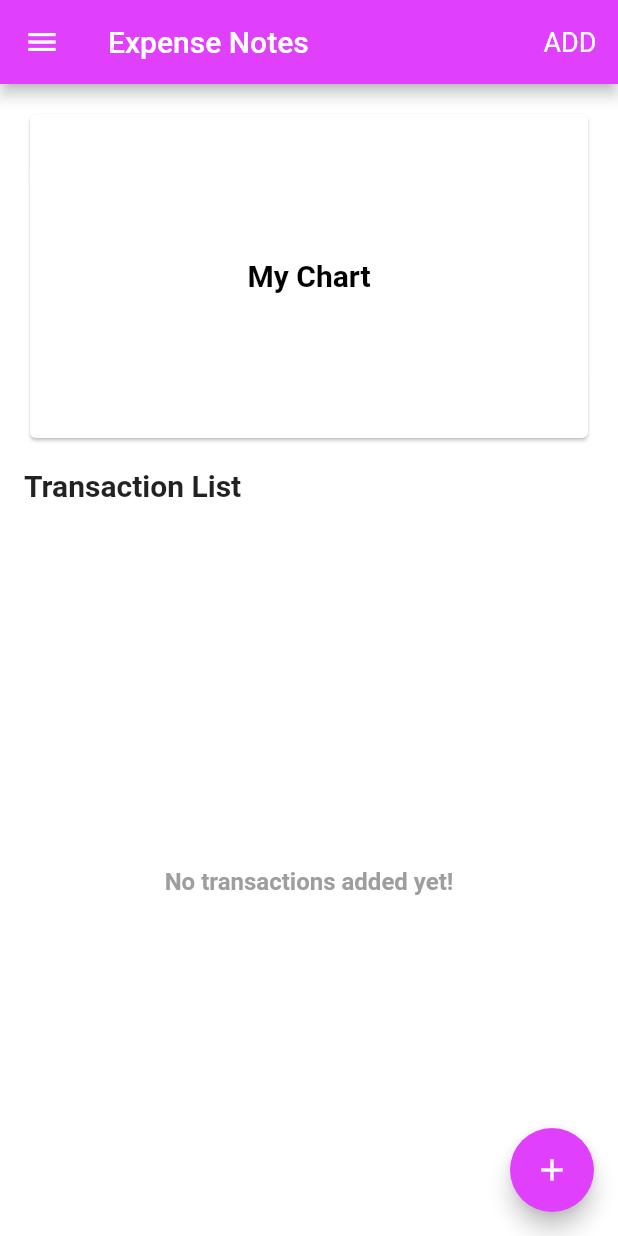
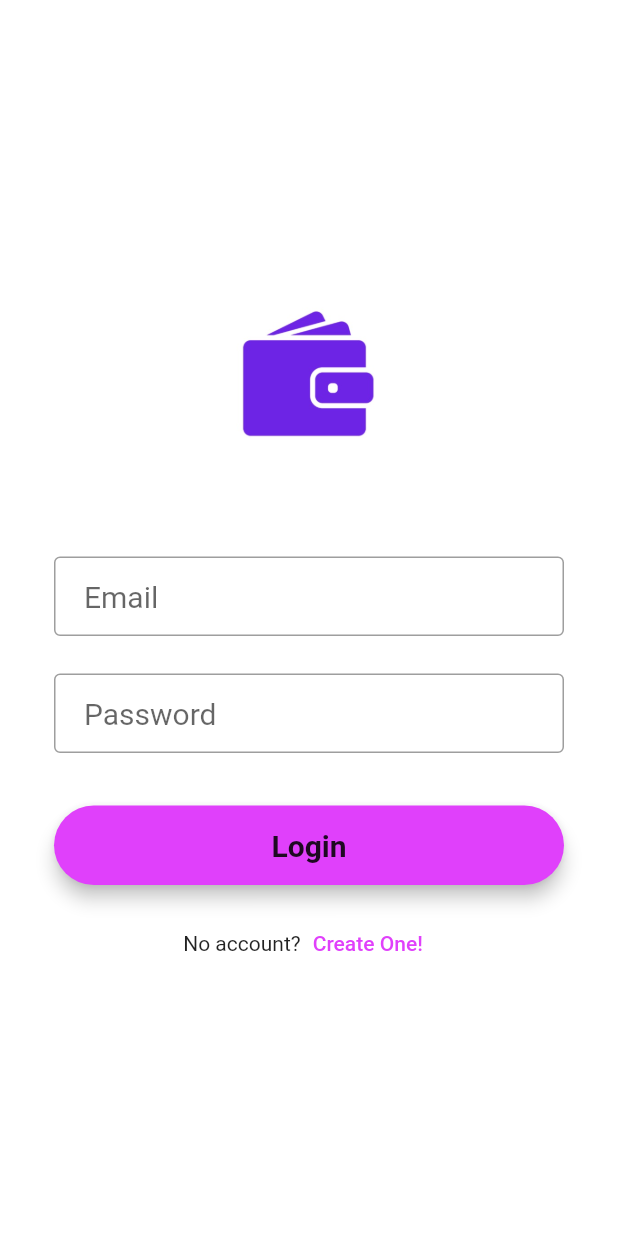
Before and after one commit to nhatduynguyenbbv/expense_notes, a Flutter app: the screen it shows after launch, on a phone screen of 412 x 824 dp. Run offline on Flutter 3.47's test engine with Material 2 defaults, Android fonts, the phone set to English and light mode, and no system bars; our stand-ins replace firebase_auth, firebase_core, firebase_database, fl_chart, shared_preferences; accounts and stored records are empty.

Commit message:
New: sign in sign up

```diff
--- a/lib/src/app.dart
+++ b/lib/src/app.dart
@@ -1,5 +1,8 @@
 import 'package:expense_notes/src/models/app_model.dart';
 import 'package:expense_notes/src/models/app_theme_data.dart';
+import 'package:expense_notes/src/screens/sign_in.dart';
+import 'package:expense_notes/src/screens/sign_up.dart';
+import 'package:expense_notes/src/services/auth_service.dart';
 import 'package:flutter/material.dart';
 import 'package:provider/provider.dart';
 
@@ -16,11 +19,17 @@ class MyApp extends StatelessWidget {
   Widget build(BuildContext context) {
     return MultiProvider(
       providers: [
-        ChangeNotifierProvider(create: (context) => TransactionModel()),
-        ChangeNotifierProvider(create: (context) => AppModel()),
+        ChangeNotifierProvider(
+          create: (context) => TransactionModel(),
+        ),
+        ChangeNotifierProvider(
+          create: (context) => AppModel(),
+        ),
         ChangeNotifierProvider(
           create: (context) => ThemeModel(),
-          builder: (context, c) => FutureBuilder(
+        ),
+      ],
+      builder: (context, child) => FutureBuilder(
         future: context.read<ThemeModel>().loadThemeMode(),
         builder: (context, snapshot) => Consumer<ThemeModel>(
           builder: (_, model, __) {
@@ -33,15 +42,26 @@ class MyApp extends StatelessWidget {
                 Home.routeName: (context) => const Home(),
                 Settings.routeName: (context) => const Settings(),
                 TransactionDetail.routeName: (context) =>
-                        const TransactionDetail()
+                    const TransactionDetail(),
+                SignIn.routeName: (context) => const SignIn(),
+                SignUp.routeName: (context) => const SignUp(),
               },
-                  home: const Home(),
+              home: StreamBuilder(
+                stream: AuthService().getCurrentUser(),
+                builder: (context, AsyncSnapshot snapshot) {
+                  if (snapshot.connectionState == ConnectionState.active) {
+                    return snapshot.data != null
+                        ? const Home()
+                        : const SignIn();
+                  } else {
+                    return Container(color: Colors.white);
+                  }
+                },
+              ),
             );
           },
         ),
       ),
-        ),
-      ],
     );
   }
 }
--- /dev/null
+++ b/lib/src/models/user_model.dart
@@ -0,0 +1,5 @@
+class User {
+  const User({this.email});
+
+  final String? email;
+}
--- /dev/null
+++ b/lib/src/screens/sign_in.dart
@@ -0,0 +1,169 @@
+import 'package:expense_notes/src/screens/sign_up.dart';
+import 'package:expense_notes/src/services/auth_service.dart';
+import 'package:flutter/material.dart';
+
+import 'home.dart';
+
+class SignIn extends StatefulWidget {
+  static const routeName = '/sign-in';
+
+  const SignIn({
+    Key? key,
+  }) : super(key: key);
+
+  @override
+  State<SignIn> createState() => _SignInState();
+}
+
+class _SignInState extends State<SignIn> {
+  final _formKey = GlobalKey<FormState>();
+
+  TextEditingController emailController = TextEditingController();
+  TextEditingController passwordController = TextEditingController();
+
+  String? _emailErrorMsg;
+  String? _passwordErrorMsg;
+
+  @override
+  void dispose() {
+    emailController.dispose();
+    passwordController.dispose();
+    super.dispose();
+  }
+
+  @override
+  Widget build(BuildContext context) {
+    final emailField = TextFormField(
+      style: const TextStyle(fontSize: 20.0),
+      decoration: InputDecoration(
+        contentPadding: const EdgeInsets.fromLTRB(20.0, 15.0, 20.0, 15.0),
+        hintText: "Email",
+        border: OutlineInputBorder(
+          borderRadius: BorderRadius.circular(5.0),
+        ),
+        errorText: _emailErrorMsg,
+      ),
+      controller: emailController,
+      validator: (value) => _validateRequired(value),
+    );
+
+    final passwordField = TextFormField(
+      style: const TextStyle(fontSize: 20.0),
+      decoration: InputDecoration(
+          contentPadding: const EdgeInsets.fromLTRB(20.0, 15.0, 20.0, 15.0),
+          hintText: "Password",
+          border: OutlineInputBorder(
+            borderRadius: BorderRadius.circular(5),
+          ),
+          errorText: _passwordErrorMsg),
+      controller: passwordController,
+      obscureText: true,
+      validator: (value) => _validateRequired(value),
+    );
+
+    final loginButton = Material(
+      elevation: 5.0,
+      borderRadius: BorderRadius.circular(30.0),
+      color: Theme.of(context).primaryColor,
+      child: MaterialButton(
+        minWidth: MediaQuery.of(context).size.width,
+        padding: const EdgeInsets.fromLTRB(20.0, 15.0, 20.0, 15.0),
+        onPressed: () async {
+          if (_formKey.currentState!.validate()) {
+            setState(() {
+              _emailErrorMsg = null;
+              _passwordErrorMsg = null;
+            });
+            var result = await AuthService()
+                .signIn(emailController.text, passwordController.text);
+
+            if (result == null) {
+              Navigator.pushReplacementNamed(context, Home.routeName);
+            } else {
+              if (result['message'] != null) {
+                ScaffoldMessenger.of(context).showSnackBar(SnackBar(
+                  content: Text(result['message'].toString()),
+                  backgroundColor: Colors.red,
+                ));
+              } else {
+                setState(() {
+                  _emailErrorMsg = result['email'];
+                  _passwordErrorMsg = result['password'];
+                });
+              }
+            }
+          }
+        },
+        child: const Text(
+          "Login",
+          textAlign: TextAlign.center,
+          style: TextStyle(fontSize: 20.0, fontWeight: FontWeight.bold),
+        ),
+      ),
+    );
+
+    final register = Row(
+      children: <Widget>[
+        const Text('No account?'),
+        TextButton(
+          child: const Text(
+            'Create One!',
+          ),
+          onPressed: () {
+            Navigator.pushNamed(context, SignUp.routeName);
+          },
+        )
+      ],
+      mainAxisAlignment: MainAxisAlignment.center,
+    );
+
+    return Scaffold(
+      body: Center(
+        child: SingleChildScrollView(
+          child: Container(
+            color: Colors.white,
+            child: Padding(
+              padding: const EdgeInsets.all(36.0),
+              child: Form(
+                key: _formKey,
+                child: Column(
+                  crossAxisAlignment: CrossAxisAlignment.center,
+                  mainAxisAlignment: MainAxisAlignment.center,
+                  children: <Widget>[
+                    SizedBox(
+                      height: 155.0,
+                      child: Image.asset(
+                        "assets/images/logo.jpg",
+                        fit: BoxFit.contain,
+                      ),
+                    ),
+                    const SizedBox(height: 45.0),
+                    emailField,
+                    const SizedBox(height: 25.0),
+                    passwordField,
+                    const SizedBox(
+                      height: 35.0,
+                    ),
+                    loginButton,
+                    const SizedBox(
+                      height: 15.0,
+                    ),
+                    register
+                  ],
+                ),
+              ),
+            ),
+          ),
+        ),
+      ),
+    );
+  }
+
+  String? _validateRequired(String? val) {
+    if (val == null || val.isEmpty) {
+      return 'Field is required';
+    }
+
+    return null;
+  }
+}
--- /dev/null
+++ b/lib/src/services/auth_service.dart
@@ -0,0 +1,62 @@
+import 'package:firebase_auth/firebase_auth.dart';
+
+class AuthService {
+  Future<void> signOut() async {
+    await FirebaseAuth.instance.signOut();
+  }
+
+  Stream<User?> getCurrentUser() {
+    return FirebaseAuth.instance.authStateChanges();
+  }
+
+  Future<Map<String, String>?> registerNewAccount(
+      String email, String password) async {
+    try {
+      await FirebaseAuth.instance
+          .createUserWithEmailAndPassword(email: email, password: password);
+    } on FirebaseAuthException catch (e) {
+      switch (e.code) {
+        case 'invalid-email':
+          return {'email': 'Email is invalid.'};
+        case 'email-already-in-use':
+          return {'email': 'Account already exists for the email.'};
+        case 'weak-password':
+          return {'password': e.message.toString()};
+        default:
+          return {'message': e.message.toString()};
+      }
+    }
+
+    return null;
+  }
+
+  Future<Map<String, String>?> signIn(String email, String password) async {
+    try {
+      await FirebaseAuth.instance
+          .signInWithEmailAndPassword(email: email, password: password);
+    } on FirebaseAuthException catch (e) {
+      switch (e.code) {
+        case 'invalid-email':
+          return {'email': 'Email is invalid.'};
+        case 'user-not-found':
+          return {'email': 'Email does not exist.'};
+        case 'wrong-password':
+          return {'password': 'Wrong password provided for that user.'};
+        default:
+          return {'message': e.message.toString()};
+      }
+    }
+    return null;
+  }
+
+  Future<String?> getToken() async {
+    final user = FirebaseAuth.instance.currentUser;
+    if (user != null) {
+      return await user.getIdToken(true);
+    }
+
+    return null;
+  }
+
+  User? get currentUser => FirebaseAuth.instance.currentUser;
+}
--- a/lib/src/widgets/drawer/app_drawer.dart
+++ b/lib/src/widgets/drawer/app_drawer.dart
@@ -1,5 +1,6 @@
 import 'package:expense_notes/src/screens/home.dart';
 import 'package:expense_notes/src/screens/settings.dart';
+import 'package:expense_notes/src/services/auth_service.dart';
 import 'package:flutter/material.dart';
 
 class AppDrawer extends StatelessWidget {
@@ -7,6 +8,8 @@ class AppDrawer extends StatelessWidget {
 
   @override
   Widget build(BuildContext context) {
+    final currentUser = AuthService().currentUser;
+
     return Drawer(
       child: ListView(padding: EdgeInsets.zero, children: [
         SizedBox(
@@ -15,10 +18,10 @@ class AppDrawer extends StatelessWidget {
             decoration: BoxDecoration(
               color: Theme.of(context).primaryColor,
             ),
-            child: const Center(
+            child: Center(
               child: Text(
-                'Expense Notes',
-                style: TextStyle(fontSize: 20, color: Colors.white),
+                'Hello ${currentUser?.email}',
+                style: const TextStyle(fontSize: 20, color: Colors.white),
               ),
             ),
           ),
--- a/pubspec.yaml
+++ b/pubspec.yaml
@@ -41,6 +41,7 @@ dependencies:
   firebase_database: ^9.0.15
   http: ^0.13.4
   shared_preferences: ^2.0.15
+  firebase_auth: ^3.3.19
 
 dev_dependencies:
   flutter_test:
@@ -65,9 +66,8 @@ flutter:
   uses-material-design: true
 
   # To add assets to your application, add an assets section, like this:
-  # assets:
-  #   - images/a_dot_burr.jpeg
-  #   - images/a_dot_ham.jpeg
+  assets:
+    - assets/images/
 
   # An image asset can refer to one or more resolution-specific "variants", see
   # https://flutter.dev/assets-and-images/#resolution-aware.
```
Also changed, not shown: lib/src/screens/settings.dart (+28 -3 lines), lib/src/screens/sign_up.dart (added, +206 -0 lines), lib/src/services/http_service.dart (+14 -15 lines), assets/images/logo.jpg (added), pubspec.lock. Lines whose indentation alone changed are shown as unchanged.
